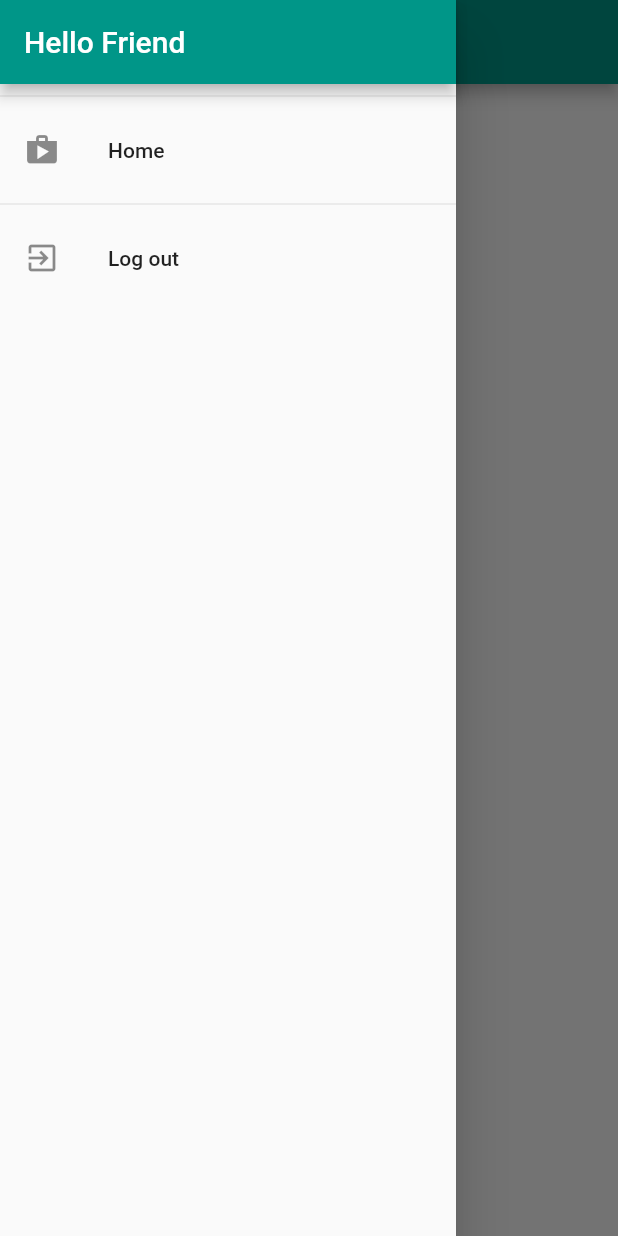
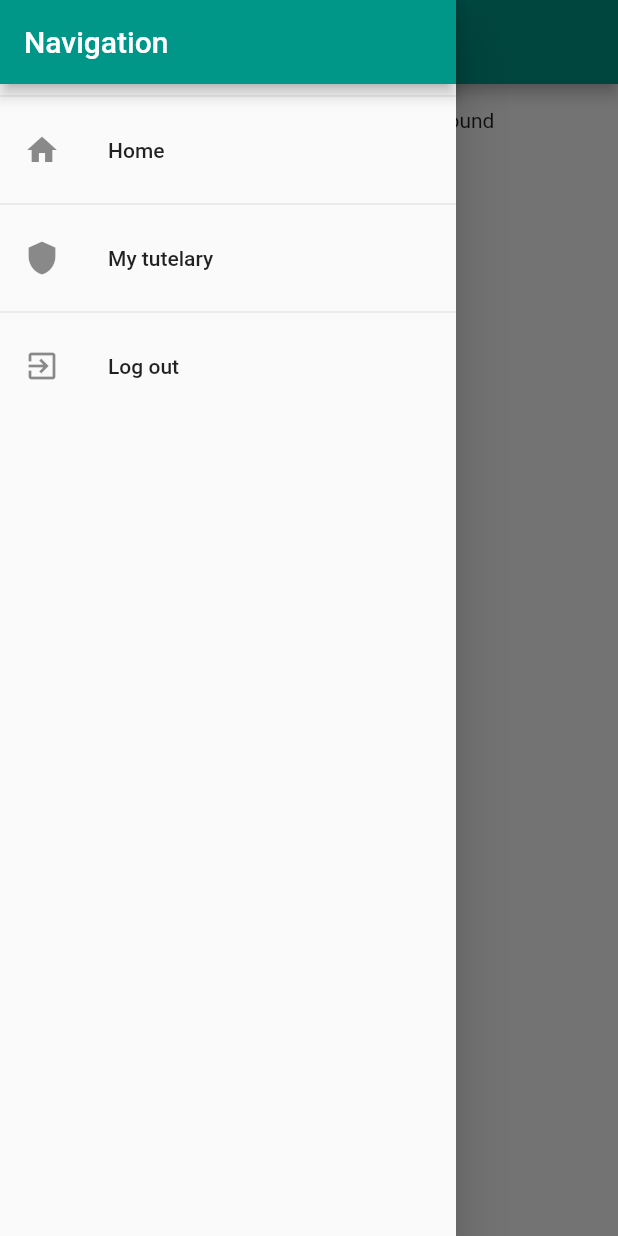
Before and after one commit to starkyller/dissertacao, a Flutter app: the HomeScreen screen opened directly with empty values, with the side drawer open, on a phone screen of 412 x 824 dp. Run offline on Flutter 3.47's test engine with Material 2 defaults, Android fonts, the phone set to English and light mode, and no system bars; our stand-ins replace shared_preferences; accounts and stored records are empty.

Commit message:
added view for tutelary of patient

```diff
--- a/mobile/health_moni/lib/app-config.dart
+++ b/mobile/health_moni/lib/app-config.dart
@@ -1,7 +1,7 @@
 // 10.0.2.2 is the localhost of the physical machine where
 // the android vm is running
 //const _apiDomain = "http://10.0.2.2:8000/api/";
-const _apiDomain = "http://192.168.1.14:8000/api/";
+const _apiDomain = "http://192.168.1.10:8000/api/";
 
 Map<String, String> _headers = {
   'Content-Type': 'application/json; charset=UTF-8',
--- a/mobile/health_moni/lib/providers/users/patient.dart
+++ b/mobile/health_moni/lib/providers/users/patient.dart
@@ -13,6 +13,10 @@ class Patients with ChangeNotifier {
   Auth _auth;
 
   Patients(this._auth);
+
+  Patient get user {
+    return _auth.user;
+  }
 
   String _baseURL = apiDomain + "auth/";
 
--- a/mobile/health_moni/lib/screens/home_screen.dart
+++ b/mobile/health_moni/lib/screens/home_screen.dart
@@ -2,16 +2,13 @@ import 'dart:io';
 
 import 'package:flutter/material.dart';
 import 'package:flutter/services.dart';
+
+import 'package:provider/provider.dart';
+
 import 'package:health_moni/models/users/models.dart';
 import 'package:health_moni/providers/auth.dart';
 import 'package:health_moni/providers/user_monitoring/user_solution.dart';
-import 'package:provider/provider.dart';
-
-import 'package:health_moni/models/monitoring_solutions/models.dart';
-import 'package:health_moni/providers/monitoring_solutions/solution.dart';
 import 'package:health_moni/providers/users/patient.dart';
-import 'package:health_moni/providers/monitoring_solutions/monitoring_category.dart';
-
 import 'package:health_moni/widgets/app_drawer.dart';
 
 class HomeScreen extends StatefulWidget {
@@ -119,13 +116,22 @@ class _HomeScreenState extends State<HomeScreen> {
               child: CircularProgressIndicator(),
             )
           : SingleChildScrollView(
-              child: Column(
+              child: Row(
+                mainAxisAlignment: MainAxisAlignment.center,
                 children: [
-                  Text('teste123'),
-                  FlatButton(
-                    color: Theme.of(context).accentColor,
-                    onPressed: _teste123,
-                    child: Text("ee"),
+                  Column(
+                    mainAxisAlignment: MainAxisAlignment.center,
+                    //crossAxisAlignment: CrossAxisAlignment.center,
+                    children: [
+                      Text(
+                        'You can minimize the app now,\n it will continue to run in the background',
+                      ),
+                      // FlatButton(
+                      //   color: Theme.of(context).accentColor,
+                      //   onPressed: _teste123,
+                      //   child: Text("ee"),
+                      // ),
+                    ],
                   ),
                 ],
               ),
--- a/mobile/health_moni/lib/widgets/app_drawer.dart
+++ b/mobile/health_moni/lib/widgets/app_drawer.dart
@@ -10,16 +10,24 @@ class AppDrawer extends StatelessWidget {
       child: Column(
         children: [
           AppBar(
-            title: Text("Hello Friend"),
+            title: Text("Navigation"),
             // desabilita aquele botao de retroceder com a setinha
             automaticallyImplyLeading: false,
           ),
           Divider(),
           ListTile(
-            leading: Icon(Icons.shop),
+            leading: Icon(Icons.home),
             title: Text("Home"),
             onTap: () {
               Navigator.of(context).pushReplacementNamed('/');
+            },
+          ),
+          Divider(),
+          ListTile(
+            leading: Icon(Icons.shield),
+            title: Text("My tutelary"),
+            onTap: () {
+              Navigator.of(context).pushReplacementNamed('/tutelary');
             },
           ),
           Divider(),
```
Also changed, not shown: mobile/health_moni/lib/main.dart (+2 -6 lines), mobile/health_moni/lib/screens/tutelary/tutelary_home_screen.dart (added, +40 -0 lines), mobile/health_moni/lib/widgets/tutelary/tutelary_user.dart (added, +46 -0 lines), mobile/health_moni/lib/widgets/tutelary/tutelary_user_list.dart (added, +34 -0 lines).
